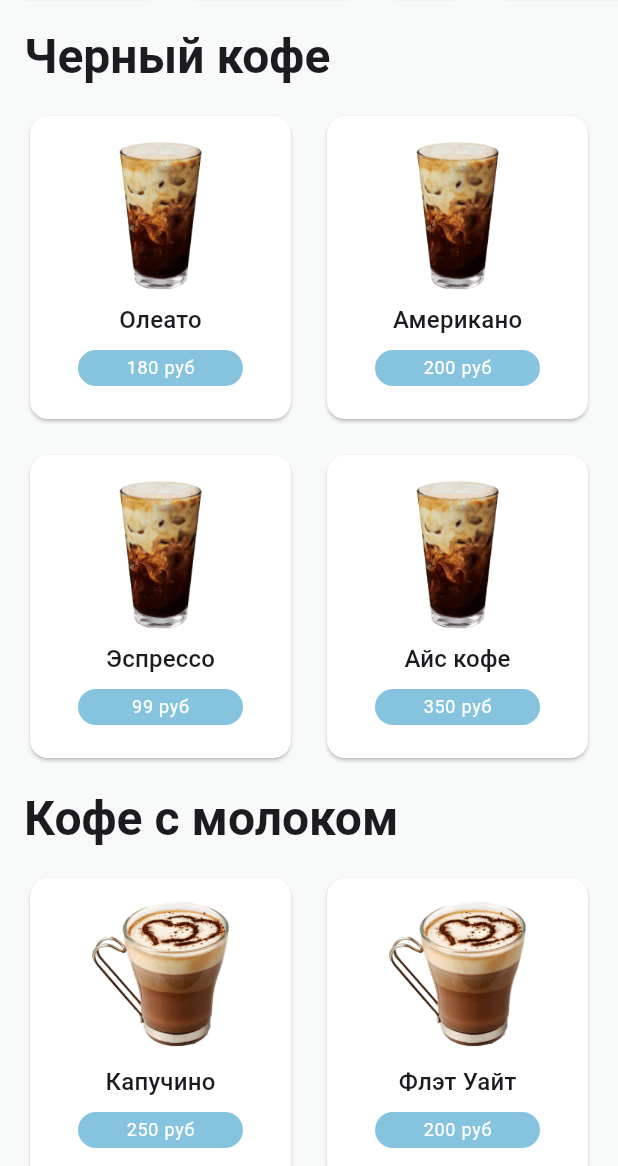
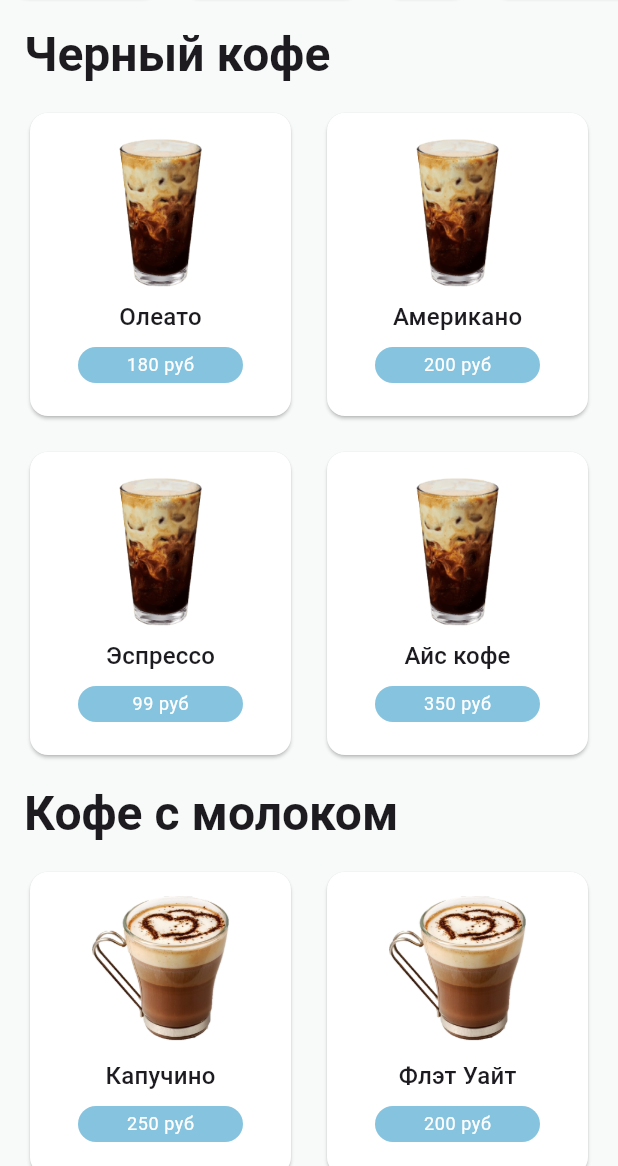
Before and after one commit to SeitovaRalina/Flutter-Course, a Flutter app: the screen it shows after launch, on a phone screen of 412 x 824 dp, the part 70-1236 px from its top. Run offline on Flutter 3.47's test engine with Material 3 defaults, Android fonts, the phone set to English and light mode, and no system bars; generated files the repository leaves out were written again.

Commit message:
fix: correct button size, text theme and display of the item name

```diff
--- a/lib/src/features/menu/view/widgets/menu_item_card.dart
+++ b/lib/src/features/menu/view/widgets/menu_item_card.dart
@@ -50,6 +50,7 @@ class _MenuItemCardState extends State<MenuItemCard> {
       child: Text(
         widget.item.title,
         style: Theme.of(context).textTheme.titleMedium,
+        overflow: TextOverflow.ellipsis,
       ),
     );
   }
@@ -57,9 +58,7 @@ class _MenuItemCardState extends State<MenuItemCard> {
   Widget _buildQuantityControls() {
     return SizedBox(
       height: 24,
-      child: showQuantityButtons
-          ? _buildQuantitySelector()
-          : _buildBuyButton(),
+      child: showQuantityButtons ? _buildQuantitySelector() : _buildBuyButton(),
     );
   }
 
@@ -109,9 +108,9 @@ class _MenuItemCardState extends State<MenuItemCard> {
     required IconData icon,
     required VoidCallback onPressed,
   }) {
-    return Expanded(
-      child: SizedBox(
+    return SizedBox(
       height: 24,
+      width: 24,
       child: Ink(
         decoration: const ShapeDecoration(
           color: AppColors.blue,
@@ -125,7 +124,6 @@ class _MenuItemCardState extends State<MenuItemCard> {
           ),
           color: AppColors.white,
           padding: EdgeInsets.zero,
-          ),
         ),
       ),
     );
@@ -144,7 +142,10 @@ class _MenuItemCardState extends State<MenuItemCard> {
         alignment: Alignment.center,
         child: Text(
           '$_quantity',
-          style: Theme.of(context).textTheme.labelMedium!.copyWith(color: AppColors.white),
+          style: Theme.of(context)
+              .textTheme
+              .labelMedium!
+              .copyWith(color: AppColors.white),
         ),
       ),
     );
@@ -166,7 +167,10 @@ class _MenuItemCardState extends State<MenuItemCard> {
         child: Center(
           child: Text(
             '${widget.item.price} руб',
-            style: Theme.of(context).textTheme.labelMedium!.copyWith(color: AppColors.white),
+            style: Theme.of(context)
+                .textTheme
+                .labelMedium!
+                .copyWith(color: AppColors.white),
           ),
         ),
       ),
--- a/lib/src/theme/theme.dart
+++ b/lib/src/theme/theme.dart
@@ -8,9 +8,33 @@ final theme = ThemeData(
     color: AppColors.white,
   ),
   textTheme: const TextTheme(
-    headlineLarge: TextStyle(fontWeight: FontWeight.w600),
-    titleMedium: TextStyle(fontWeight: FontWeight.w500),
-    titleSmall: TextStyle(fontWeight: FontWeight.w400),
-    labelMedium: TextStyle(fontWeight: FontWeight.w400),
+    headlineLarge: TextStyle(
+      fontFamily: 'Roboto',
+      fontSize: 32,
+      fontWeight: FontWeight.w600,
+      height: 1.2,
+      letterSpacing: 0,
+    ),
+    titleMedium: TextStyle(
+      fontFamily: 'Roboto',
+      fontSize: 16,
+      fontWeight: FontWeight.w500,
+      height: 1.5,
+      letterSpacing: 0.15,
+    ),
+    titleSmall: TextStyle(
+      fontFamily: 'Roboto',
+      fontSize: 14,
+      fontWeight: FontWeight.w400,
+      height: 1.43,
+      letterSpacing: 0.25,
+    ),
+    labelMedium: TextStyle(
+      fontFamily: 'Roboto',
+      fontSize: 12,
+      fontWeight: FontWeight.w400,
+      height: 1.33,
+      letterSpacing: 0.4,
+    ),
   ),
 );
```
Lines whose indentation alone changed are shown as unchanged.
